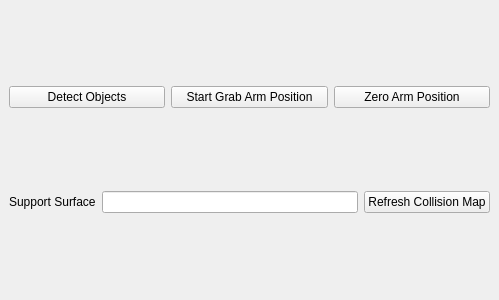
TezChan/sr-manipulation, file sr_gui_manipulation/ui/SrGuiManipulation.ui: the form before one commit.
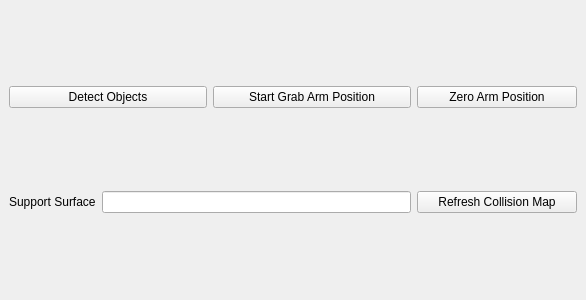
The form after the commit.

Commit message: Tweak start grab positions and GUI layout.

Diff of the .ui file:
```diff
--- a/sr_gui_manipulation/ui/SrGuiManipulation.ui
+++ b/sr_gui_manipulation/ui/SrGuiManipulation.ui
@@ -6,7 +6,7 @@
    <rect>
     <x>0</x>
     <y>0</y>
-    <width>499</width>
+    <width>586</width>
     <height>300</height>
    </rect>
   </property>
@@ -19,6 +19,12 @@
      <layout class="QHBoxLayout" name="horizontalLayout">
       <item>
        <widget class="QPushButton" name="btn_detect_objects">
+        <property name="sizePolicy">
+         <sizepolicy hsizetype="MinimumExpanding" vsizetype="Fixed">
+          <horstretch>0</horstretch>
+          <verstretch>0</verstretch>
+         </sizepolicy>
+        </property>
         <property name="toolTip">
          <string>Run object detection and fill table with detected objects. Double click object in table to attempt pickup.</string>
         </property>
@@ -29,6 +35,12 @@
       </item>
       <item>
        <widget class="QPushButton" name="btn_start_grab_position">
+        <property name="sizePolicy">
+         <sizepolicy hsizetype="Expanding" vsizetype="Fixed">
+          <horstretch>0</horstretch>
+          <verstretch>0</verstretch>
+         </sizepolicy>
+        </property>
         <property name="toolTip">
          <string>Move the arm into a good position to start detecting objects.</string>
         </property>
@@ -45,6 +57,18 @@
       </item>
       <item>
        <widget class="QPushButton" name="btn_zero_position">
+        <property name="sizePolicy">
+         <sizepolicy hsizetype="Minimum" vsizetype="Fixed">
+          <horstretch>0</horstretch>
+          <verstretch>0</verstretch>
+         </sizepolicy>
+        </property>
+        <property name="minimumSize">
+         <size>
+          <width>160</width>
+          <height>0</height>
+         </size>
+        </property>
         <property name="toolTip">
          <string>Set all arm motors to 0.</string>
         </property>
@@ -79,6 +103,12 @@
       </item>
       <item>
        <widget class="QPushButton" name="btn_collision_map">
+        <property name="minimumSize">
+         <size>
+          <width>160</width>
+          <height>0</height>
+         </size>
+        </property>
         <property name="text">
          <string>Refresh Collision Map</string>
         </property>
```
The commit also changes 1 other file.
